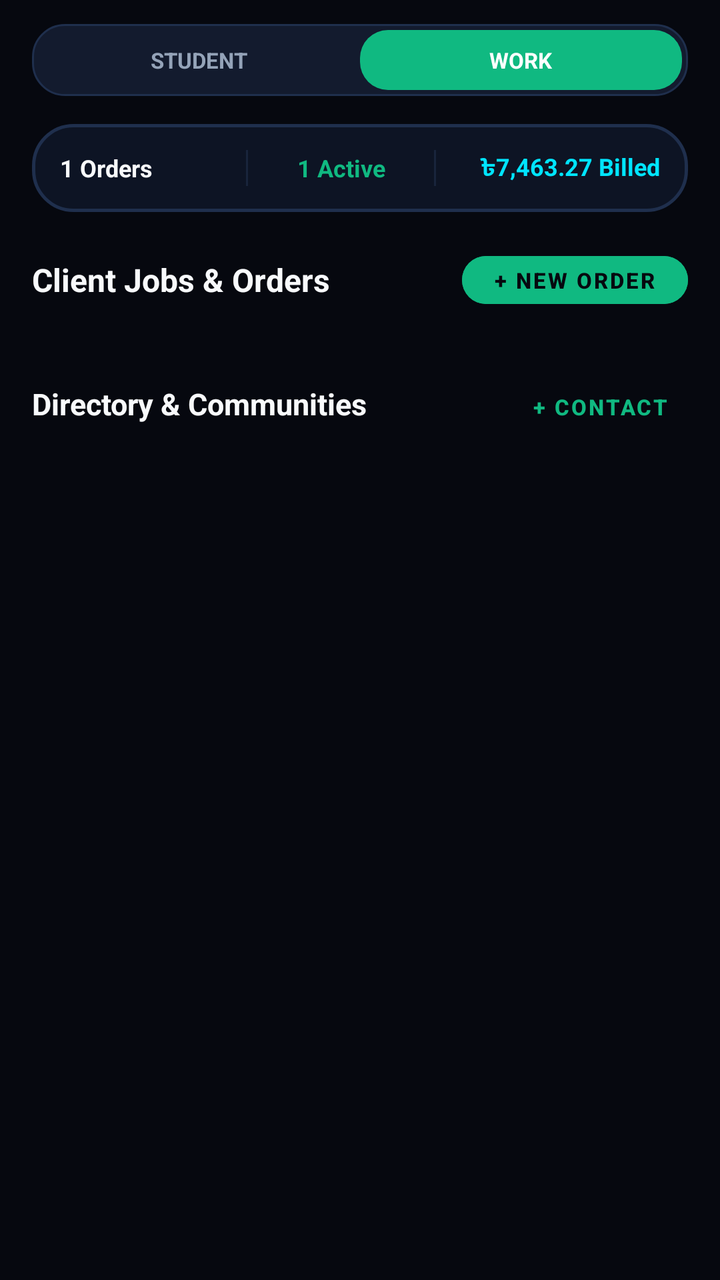
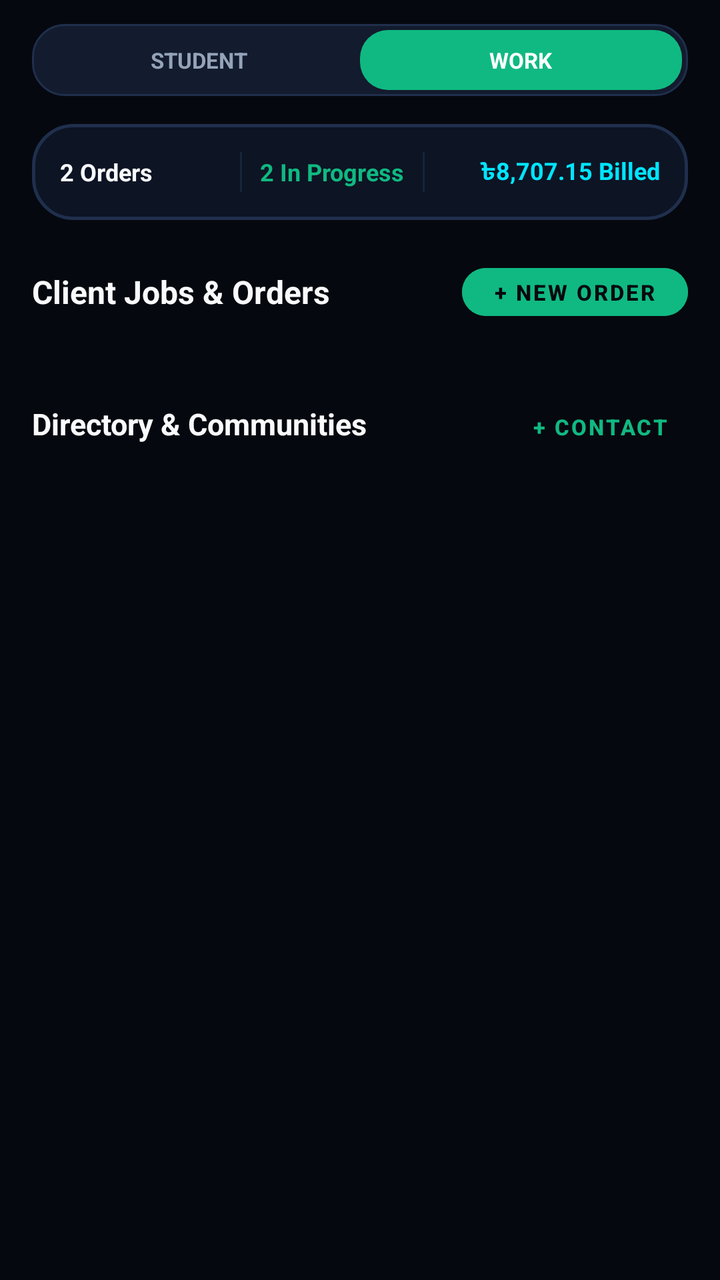

Two renders of the same Android screen: before a commit and after it. Below are the layout's source before the change and the commit's diff.
<!-- AndroidManifest.xml: application theme Theme.LifeSync -->
<!-- res/layout/fragment_work_portal.xml -->
<?xml version="1.0" encoding="utf-8"?>
<androidx.core.widget.NestedScrollView xmlns:android="http://schemas.android.com/apk/res/android"
    xmlns:app="http://schemas.android.com/apk/res-auto"
    android:layout_width="match_parent"
    android:layout_height="match_parent"
    android:background="@color/bg_root_obsidian"
    android:fillViewport="true"
    android:overScrollMode="never">

    <LinearLayout
        android:layout_width="match_parent"
        android:layout_height="wrap_content"
        android:orientation="vertical"
        android:paddingHorizontal="16dp"
        android:paddingTop="12dp"
        android:paddingBottom="96dp">

        
        <LinearLayout
            android:id="@+id/toggleWorkStudentPill"
            android:layout_width="match_parent"
            android:layout_height="36dp"
            android:background="@drawable/bg_pill_dark"
            android:padding="3dp">

            <TextView
                android:id="@+id/btnToggleToStudent"
                android:layout_width="0dp"
                android:layout_height="match_parent"
                android:layout_weight="1"
                android:gravity="center"
                android:text="STUDENT"
                android:textColor="@color/text_secondary_slate"
                android:textSize="11sp"
                android:textStyle="bold" />

            <TextView
                android:id="@+id/btnToggleToWork"
                android:layout_width="0dp"
                android:layout_height="match_parent"
                android:layout_weight="1"
                android:background="@drawable/bg_pill_emerald"
                android:gravity="center"
                android:text="WORK"
                android:textColor="#FFFFFF"
                android:textSize="11sp"
                android:textStyle="bold" />
        </LinearLayout>

        
        <LinearLayout
            android:layout_width="match_parent"
            android:layout_height="44dp"
            android:layout_marginTop="14dp"
            android:background="@drawable/bg_dialog_glass_oled"
            android:gravity="center_vertical"
            android:orientation="horizontal"
            android:paddingHorizontal="14dp">

            <TextView
                android:id="@+id/tvStatTotalOrders"
                android:layout_width="0dp"
                android:layout_height="wrap_content"
                android:layout_weight="1"
                android:text="1 Orders"
                android:textColor="@color/text_primary_white"
                android:textSize="12sp"
                android:textStyle="bold" />

            <View
                android:layout_width="1dp"
                android:layout_height="18dp"
                android:background="@color/border_glass_stroke" />

            <TextView
                android:id="@+id/tvStatActiveOrders"
                android:layout_width="0dp"
                android:layout_height="wrap_content"
                android:layout_weight="1"
                android:gravity="center"
                android:text="1 Active"
                android:textColor="#10B981"
                android:textSize="12sp"
                android:textStyle="bold" />

            <View
                android:layout_width="1dp"
                android:layout_height="18dp"
                android:background="@color/border_glass_stroke" />

            <TextView
                android:id="@+id/tvStatTotalBilled"
                android:layout_width="0dp"
                android:layout_height="wrap_content"
                android:layout_weight="1.2"
                android:gravity="end"
                android:text="৳7,463.27 Billed"
                android:textColor="@color/accent_cyan_primary"
                android:textSize="12sp"
                android:textStyle="bold" />
        </LinearLayout>

        
        <RelativeLayout
            android:layout_width="match_parent"
            android:layout_height="wrap_content"
            android:layout_marginTop="16dp">

            <TextView
                android:layout_width="wrap_content"
                android:layout_height="wrap_content"
                android:layout_alignParentStart="true"
                android:layout_centerVertical="true"
                android:text="Client Jobs &amp; Orders"
                android:textColor="@color/text_primary_white"
                android:textSize="16sp"
                android:textStyle="bold" />

            <com.google.android.material.button.MaterialButton
                android:id="@+id/btnNewClientOrder"
                style="@style/Widget.MaterialComponents.Button.UnelevatedButton"
                android:layout_width="wrap_content"
                android:layout_height="36dp"
                android:layout_alignParentEnd="true"
                android:layout_centerVertical="true"
                android:backgroundTint="#10B981"
                android:text="+ NEW ORDER"
                android:textColor="#06080F"
                android:textSize="11sp"
                android:textStyle="bold"
                app:cornerRadius="18dp" />
        </RelativeLayout>

        
        <androidx.recyclerview.widget.RecyclerView
            android:id="@+id/rvClientOrders"
            android:layout_width="match_parent"
            android:layout_height="wrap_content"
            android:layout_marginTop="8dp"
            android:nestedScrollingEnabled="false" />

        <TextView
            android:id="@+id/tvEmptyOrders"
            android:layout_width="match_parent"
            android:layout_height="64dp"
            android:layout_marginTop="8dp"
            android:background="@drawable/bg_pill_dark"
            android:gravity="center"
            android:text="No client orders recorded. Tap '+ NEW ORDER' above."
            android:textColor="@color/text_tertiary_muted"
            android:textSize="12sp"
            android:visibility="gone" />

        
        <RelativeLayout
            android:layout_width="match_parent"
            android:layout_height="wrap_content"
            android:layout_marginTop="20dp">

            <TextView
                android:layout_width="wrap_content"
                android:layout_height="wrap_content"
                android:layout_alignParentStart="true"
                android:layout_centerVertical="true"
                android:text="Directory &amp; Communities"
                android:textColor="@color/text_primary_white"
                android:textSize="15sp"
                android:textStyle="bold" />

            <com.google.android.material.button.MaterialButton
                android:id="@+id/btnAddWorkContact"
                style="@style/Widget.MaterialComponents.Button.TextButton"
                android:layout_width="wrap_content"
                android:layout_height="32dp"
                android:layout_alignParentEnd="true"
                android:layout_centerVertical="true"
                android:text="+ CONTACT"
                android:textColor="#10B981"
                android:textSize="11sp"
                android:textStyle="bold" />
        </RelativeLayout>

        <androidx.recyclerview.widget.RecyclerView
            android:id="@+id/rvWorkContacts"
            android:layout_width="match_parent"
            android:layout_height="wrap_content"
            android:layout_marginTop="8dp"
            android:nestedScrollingEnabled="false" />
    </LinearLayout>
</androidx.core.widget.NestedScrollView>
<!-- resources referenced by this layout -->
<resources>
  <color name="accent_cyan_primary">#00E5FF</color>
  <color name="bg_root_obsidian">#06080F</color>
  <color name="border_glass_stroke">#18243C</color>
  <color name="text_primary_white">#F8FAFC</color>
  <color name="text_secondary_slate">#94A3B8</color>
  <color name="text_tertiary_muted">#475569</color>
  <!-- drawable bg_dialog_glass_oled (drawable) -->
  <?xml version="1.0" encoding="utf-8"?>
  <shape xmlns:android="http://schemas.android.com/apk/res/android">
      <solid android:color="#0D1424" />
      <corners android:radius="20dp" />
      <stroke
          android:width="1.5dp"
          android:color="#1F2F4D" />
  </shape>
  <!-- drawable bg_pill_dark (drawable) -->
  <shape xmlns:android="http://schemas.android.com/apk/res/android"
      android:shape="rectangle">
      <solid android:color="#131B2E" />
      <corners android:radius="16dp" />
      <stroke
          android:width="1dp"
          android:color="#1F2F4D" />
  </shape>
  <!-- drawable bg_pill_emerald (drawable) -->
  <?xml version="1.0" encoding="utf-8"?>
  <shape xmlns:android="http://schemas.android.com/apk/res/android"
      android:shape="rectangle">
      <solid android:color="#10B981" />
      <corners android:radius="14dp" />
  </shape>
  <style name="Theme.LifeSync" parent="Theme.DuoRhythm" />
  <color name="surface_card_slate">#0D1322</color>
  <color name="accent_cyan_glow">#38BDF8</color>
  <style name="CustomBottomSheetDialog" parent="Theme.Design.Light.BottomSheetDialog">
          <item name="bottomSheetStyle">@style/CustomBottomSheetModalStyle</item>
          <item name="android:windowIsFloating">false</item>
          <item name="android:windowBackground">@android:color/transparent</item>
          <item name="android:statusBarColor">@android:color/transparent</item>
      </style>
  <style name="CardElevationRounded" parent="Widget.MaterialComponents.CardView">
          <item name="cardCornerRadius">16dp</item>
          <item name="cardElevation">0dp</item>
          <item name="strokeWidth">1dp</item>
          <item name="strokeColor">@color/border_glass_stroke</item>
          <item name="cardBackgroundColor">@color/surface_card_slate</item>
      </style>
  <style name="DuoRhythmTextView" parent="android:Widget.TextView">
          <item name="android:lineSpacingExtra">2dp</item>
          <item name="android:fontFamily">sans-serif</item>
          <item name="android:includeFontPadding">true</item>
      </style>
  <style name="DuoRhythmEditText" parent="android:Widget.EditText">
          <item name="android:lineSpacingExtra">2dp</item>
          <item name="android:fontFamily">sans-serif</item>
          <item name="android:includeFontPadding">true</item>
          <item name="android:textColor">@color/text_primary</item>
          <item name="android:textColorHint">@color/text_secondary</item>
      </style>
  <style name="CustomBottomSheetModalStyle" parent="Widget.Design.BottomSheet.Modal">
          <item name="android:background">@android:color/transparent</item>
      </style>
  <color name="text_primary">#F8FAFC</color>
  <color name="text_secondary">#94A3B8</color>
  <!-- unchanged entries left out for length: 1 -->
</resources>

<!-- the commit's change to res/layout/fragment_work_portal.xml (unified diff, before → after) -->
@@ -17,7 +17,6 @@
 
         
         <LinearLayout
-            android:id="@+id/toggleWorkStudentPill"
             android:layout_width="match_parent"
             android:layout_height="36dp"
             android:background="@drawable/bg_pill_dark"
@@ -50,7 +49,7 @@
         
         <LinearLayout
             android:layout_width="match_parent"
-            android:layout_height="44dp"
+            android:layout_height="48dp"
             android:layout_marginTop="14dp"
             android:background="@drawable/bg_dialog_glass_oled"
             android:gravity="center_vertical"
@@ -62,14 +61,14 @@
                 android:layout_width="0dp"
                 android:layout_height="wrap_content"
                 android:layout_weight="1"
-                android:text="1 Orders"
+                android:text="2 Orders"
                 android:textColor="@color/text_primary_white"
                 android:textSize="12sp"
                 android:textStyle="bold" />
 
             <View
                 android:layout_width="1dp"
-                android:layout_height="18dp"
+                android:layout_height="20dp"
                 android:background="@color/border_glass_stroke" />
 
             <TextView
@@ -78,23 +77,23 @@
                 android:layout_height="wrap_content"
                 android:layout_weight="1"
                 android:gravity="center"
-                android:text="1 Active"
+                android:text="2 In Progress"
                 android:textColor="#10B981"
                 android:textSize="12sp"
                 android:textStyle="bold" />
 
             <View
                 android:layout_width="1dp"
-                android:layout_height="18dp"
+                android:layout_height="20dp"
                 android:background="@color/border_glass_stroke" />
 
             <TextView
                 android:id="@+id/tvStatTotalBilled"
                 android:layout_width="0dp"
                 android:layout_height="wrap_content"
-                android:layout_weight="1.2"
+                android:layout_weight="1.3"
                 android:gravity="end"
-                android:text="৳7,463.27 Billed"
+                android:text="৳8,707.15 Billed"
                 android:textColor="@color/accent_cyan_primary"
                 android:textSize="12sp"
                 android:textStyle="bold" />
@@ -104,7 +103,7 @@
         <RelativeLayout
             android:layout_width="match_parent"
             android:layout_height="wrap_content"
-            android:layout_marginTop="16dp">
+            android:layout_marginTop="18dp">
 
             <TextView
                 android:layout_width="wrap_content"
@@ -136,18 +135,18 @@
             android:id="@+id/rvClientOrders"
             android:layout_width="match_parent"
             android:layout_height="wrap_content"
-            android:layout_marginTop="8dp"
+            android:layout_marginTop="10dp"
             android:nestedScrollingEnabled="false" />
 
         <TextView
             android:id="@+id/tvEmptyOrders"
             android:layout_width="match_parent"
-            android:layout_height="64dp"
+            android:layout_height="70dp"
             android:layout_marginTop="8dp"
             android:background="@drawable/bg_pill_dark"
             android:gravity="center"
             android:text="No client orders recorded. Tap '+ NEW ORDER' above."
-            android:textColor="@color/text_tertiary_muted"
+            android:textColor="@color/text_secondary_slate"
             android:textSize="12sp"
             android:visibility="gone" />
 
@@ -155,7 +154,7 @@
         <RelativeLayout
             android:layout_width="match_parent"
             android:layout_height="wrap_content"
-            android:layout_marginTop="20dp">
+            android:layout_marginTop="22dp">
 
             <TextView
                 android:layout_width="wrap_content"
<!-- resource entries referenced after the edit -->
@@ -5,7 +5,6 @@
   <color name="border_glass_stroke">#18243C</color>
   <color name="text_primary_white">#F8FAFC</color>
   <color name="text_secondary_slate">#94A3B8</color>
-  <color name="text_tertiary_muted">#475569</color>
   <!-- drawable bg_dialog_glass_oled (drawable) -->
   <?xml version="1.0" encoding="utf-8"?>
   <shape xmlns:android="http://schemas.android.com/apk/res/android">
